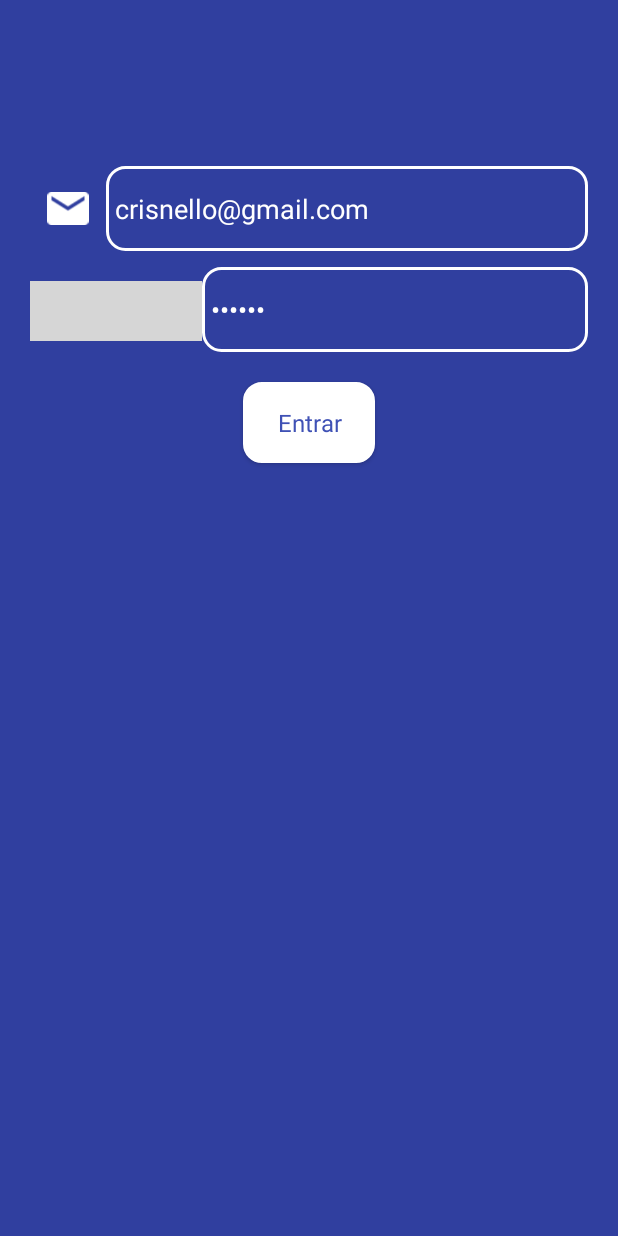
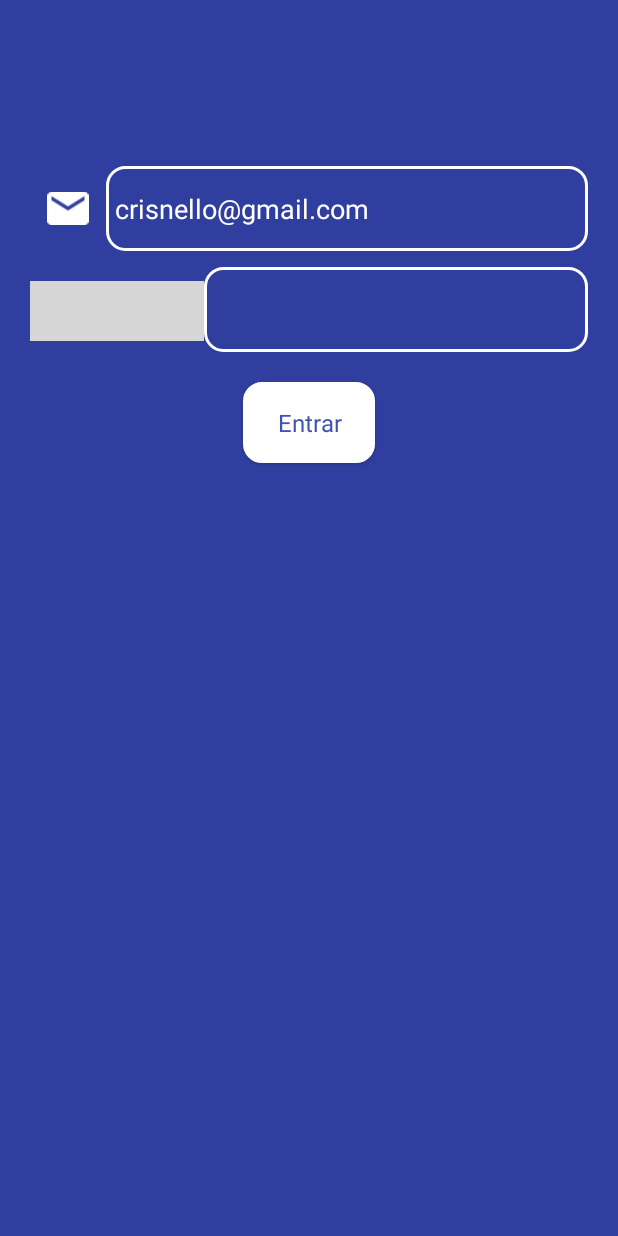
Before and after one commit to esdrasas2/android, an Android app: the layout activity_auto_login.xml on its own in the app's theme, with its tools: preview values and no code run, on a phone screen of 412 x 824 dp. Run offline under Robolectric (Android 15) with nearby library versions, the phone set to English and light mode, and no system bars; grey boxes are pictures that could not be loaded.

Commit message:
Agora sim!!!

```diff
--- a/app/src/main/res/layout/activity_auto_login.xml
+++ b/app/src/main/res/layout/activity_auto_login.xml
@@ -103,7 +103,7 @@
                         android:background="@drawable/button_facebook_transparent"
                         android:inputType="textPassword"
                         android:maxLines="1"
-                        android:text="123456"
+                        android:text=""
                         android:paddingBottom="16dp"
                         android:paddingLeft="6dp"
                         android:paddingRight="6dp"
```
Also changed, not shown: app/src/main/java/com/crisnello/notereader/AutoLoginActivity.java (+11 -2 lines), app/src/main/java/com/crisnello/notereader/MainActivity.java (+4 -6 lines).
